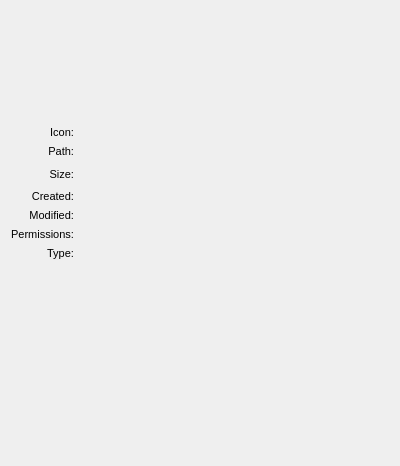
Before: the Qt Designer form src/InfoDialog.ui in probonopd/Filer, drawn with Qt 5.
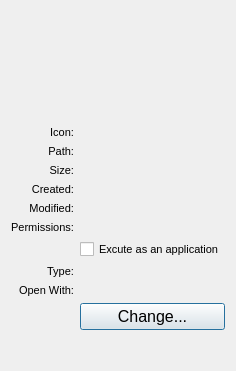
After: the same form once the commit is applied.

Commit message: Improve Info dialog

Patch:
```diff
--- a/src/InfoDialog.ui
+++ b/src/InfoDialog.ui
@@ -6,8 +6,8 @@
    <rect>
     <x>0</x>
     <y>0</y>
-    <width>400</width>
-    <height>466</height>
+    <width>224</width>
+    <height>371</height>
    </rect>
   </property>
   <property name="sizePolicy">
@@ -20,7 +20,100 @@
    <string>Dialog</string>
   </property>
   <layout class="QGridLayout" name="gridLayout">
-   <item row="5" column="2">
+   <item row="8" column="1">
+    <widget class="QLabel" name="openWithInfo">
+     <property name="font">
+      <font>
+       <pointsize>8</pointsize>
+      </font>
+     </property>
+    </widget>
+   </item>
+   <item row="3" column="0">
+    <widget class="QLabel" name="createdLabel">
+     <property name="font">
+      <font>
+       <pointsize>8</pointsize>
+      </font>
+     </property>
+     <property name="text">
+      <string>Created:</string>
+     </property>
+     <property name="alignment">
+      <set>Qt::AlignRight|Qt::AlignTrailing|Qt::AlignVCenter</set>
+     </property>
+    </widget>
+   </item>
+   <item row="9" column="1">
+    <widget class="QPushButton" name="changeOpenWithButton">
+     <property name="font">
+      <font>
+       <pointsize>12</pointsize>
+      </font>
+     </property>
+     <property name="text">
+      <string>Change...</string>
+     </property>
+    </widget>
+   </item>
+   <item row="4" column="0">
+    <widget class="QLabel" name="modifiedLabel">
+     <property name="font">
+      <font>
+       <pointsize>8</pointsize>
+      </font>
+     </property>
+     <property name="text">
+      <string>Modified:</string>
+     </property>
+     <property name="alignment">
+      <set>Qt::AlignRight|Qt::AlignTrailing|Qt::AlignVCenter</set>
+     </property>
+    </widget>
+   </item>
+   <item row="6" column="1">
+    <widget class="QCheckBox" name="executableCheckBox">
+     <property name="font">
+      <font>
+       <pointsize>8</pointsize>
+      </font>
+     </property>
+     <property name="text">
+      <string>Excute as an application</string>
+     </property>
+    </widget>
+   </item>
+   <item row="1" column="0">
+    <widget class="QLabel" name="pathLabel">
+     <property name="font">
+      <font>
+       <pointsize>8</pointsize>
+      </font>
+     </property>
+     <property name="text">
+      <string>Path:</string>
+     </property>
+     <property name="alignment">
+      <set>Qt::AlignRight|Qt::AlignTrailing|Qt::AlignVCenter</set>
+     </property>
+    </widget>
+   </item>
+   <item row="8" column="0">
+    <widget class="QLabel" name="typeLabel_2">
+     <property name="font">
+      <font>
+       <pointsize>8</pointsize>
+      </font>
+     </property>
+     <property name="text">
+      <string>Open With:</string>
+     </property>
+     <property name="alignment">
+      <set>Qt::AlignRight|Qt::AlignTrailing|Qt::AlignVCenter</set>
+     </property>
+    </widget>
+   </item>
+   <item row="5" column="1">
     <widget class="QLabel" name="permissionsInfo">
      <property name="font">
       <font>
@@ -29,8 +122,8 @@
      </property>
     </widget>
    </item>
-   <item row="4" column="2">
-    <widget class="QLabel" name="modifiedInfo">
+   <item row="1" column="1">
+    <widget class="QLabel" name="pathInfo">
      <property name="font">
       <font>
        <pointsize>8</pointsize>
@@ -38,21 +131,39 @@
      </property>
     </widget>
    </item>
-   <item row="5" column="0">
-    <widget class="QLabel" name="permissionsLabel">
+   <item row="7" column="1">
+    <widget class="QLabel" name="typeInfo">
+     <property name="font">
+      <font>
+       <pointsize>8</pointsize>
+      </font>
+     </property>
+    </widget>
+   </item>
+   <item row="7" column="0">
+    <widget class="QLabel" name="typeLabel">
      <property name="font">
       <font>
        <pointsize>8</pointsize>
       </font>
      </property>
      <property name="text">
-      <string>Permissions:</string>
+      <string>Type:</string>
      </property>
      <property name="alignment">
       <set>Qt::AlignRight|Qt::AlignTrailing|Qt::AlignVCenter</set>
      </property>
     </widget>
    </item>
+   <item row="2" column="1">
+    <widget class="QLabel" name="sizeInfo">
+     <property name="font">
+      <font>
+       <pointsize>8</pointsize>
+      </font>
+     </property>
+    </widget>
+   </item>
    <item row="0" column="0">
     <widget class="QLabel" name="iconLabel">
      <property name="font">
@@ -68,8 +179,8 @@
      </property>
     </widget>
    </item>
-   <item row="6" column="2">
-    <widget class="QLabel" name="typeInfo">
+   <item row="4" column="1">
+    <widget class="QLabel" name="modifiedInfo">
      <property name="font">
       <font>
        <pointsize>8</pointsize>
@@ -77,22 +188,7 @@
      </property>
     </widget>
    </item>
-   <item row="4" column="0">
-    <widget class="QLabel" name="modifiedLabel">
-     <property name="font">
-      <font>
-       <pointsize>8</pointsize>
-      </font>
-     </property>
-     <property name="text">
-      <string>Modified:</string>
-     </property>
-     <property name="alignment">
-      <set>Qt::AlignRight|Qt::AlignTrailing|Qt::AlignVCenter</set>
-     </property>
-    </widget>
-   </item>
-   <item row="0" column="2">
+   <item row="0" column="1">
     <widget class="QLabel" name="iconInfo">
      <property name="minimumSize">
       <size>
@@ -110,13 +206,19 @@
      </property>
     </widget>
    </item>
-   <item row="3" column="2">
-    <widget class="QLabel" name="createdInfo">
+   <item row="5" column="0">
+    <widget class="QLabel" name="permissionsLabel">
      <property name="font">
       <font>
        <pointsize>8</pointsize>
       </font>
      </property>
+     <property name="text">
+      <string>Permissions:</string>
+     </property>
+     <property name="alignment">
+      <set>Qt::AlignRight|Qt::AlignTrailing|Qt::AlignVCenter</set>
+     </property>
     </widget>
    </item>
    <item row="2" column="0">
@@ -134,70 +236,7 @@
      </property>
     </widget>
    </item>
-   <item row="3" column="0">
-    <widget class="QLabel" name="createdLabel">
-     <property name="font">
-      <font>
-       <pointsize>8</pointsize>
-      </font>
-     </property>
-     <property name="text">
-      <string>Created:</string>
-     </property>
-     <property name="alignment">
-      <set>Qt::AlignRight|Qt::AlignTrailing|Qt::AlignVCenter</set>
-     </property>
-    </widget>
-   </item>
-   <item row="2" column="2">
-    <widget class="QLabel" name="sizeInfo">
-     <property name="font">
-      <font>
-       <pointsize>8</pointsize>
-      </font>
-     </property>
-    </widget>
-   </item>
-   <item row="1" column="2">
-    <widget class="QLabel" name="pathInfo">
-     <property name="font">
-      <font>
-       <pointsize>8</pointsize>
-      </font>
-     </property>
-    </widget>
-   </item>
-   <item row="1" column="0">
-    <widget class="QLabel" name="pathLabel">
-     <property name="font">
-      <font>
-       <pointsize>8</pointsize>
-      </font>
-     </property>
-     <property name="text">
-      <string>Path:</string>
-     </property>
-     <property name="alignment">
-      <set>Qt::AlignRight|Qt::AlignTrailing|Qt::AlignVCenter</set>
-     </property>
-    </widget>
-   </item>
-   <item row="6" column="0">
-    <widget class="QLabel" name="typeLabel">
-     <property name="font">
-      <font>
-       <pointsize>8</pointsize>
-      </font>
-     </property>
-     <property name="text">
-      <string>Type:</string>
-     </property>
-     <property name="alignment">
-      <set>Qt::AlignRight|Qt::AlignTrailing|Qt::AlignVCenter</set>
-     </property>
-    </widget>
-   </item>
-   <item row="7" column="2">
+   <item row="11" column="1">
     <spacer name="verticalSpacer">
      <property name="font">
       <font>
@@ -215,18 +254,14 @@
      </property>
     </spacer>
    </item>
-   <item row="2" column="3">
-    <spacer name="horizontalSpacer">
-     <property name="orientation">
-      <enum>Qt::Horizontal</enum>
+   <item row="3" column="1">
+    <widget class="QLabel" name="createdInfo">
+     <property name="font">
+      <font>
+       <pointsize>8</pointsize>
+      </font>
      </property>
-     <property name="sizeHint" stdset="0">
-      <size>
-       <width>40</width>
-       <height>20</height>
-      </size>
-     </property>
-    </spacer>
+    </widget>
    </item>
   </layout>
  </widget>
```
The commit also changes 9 other files.
